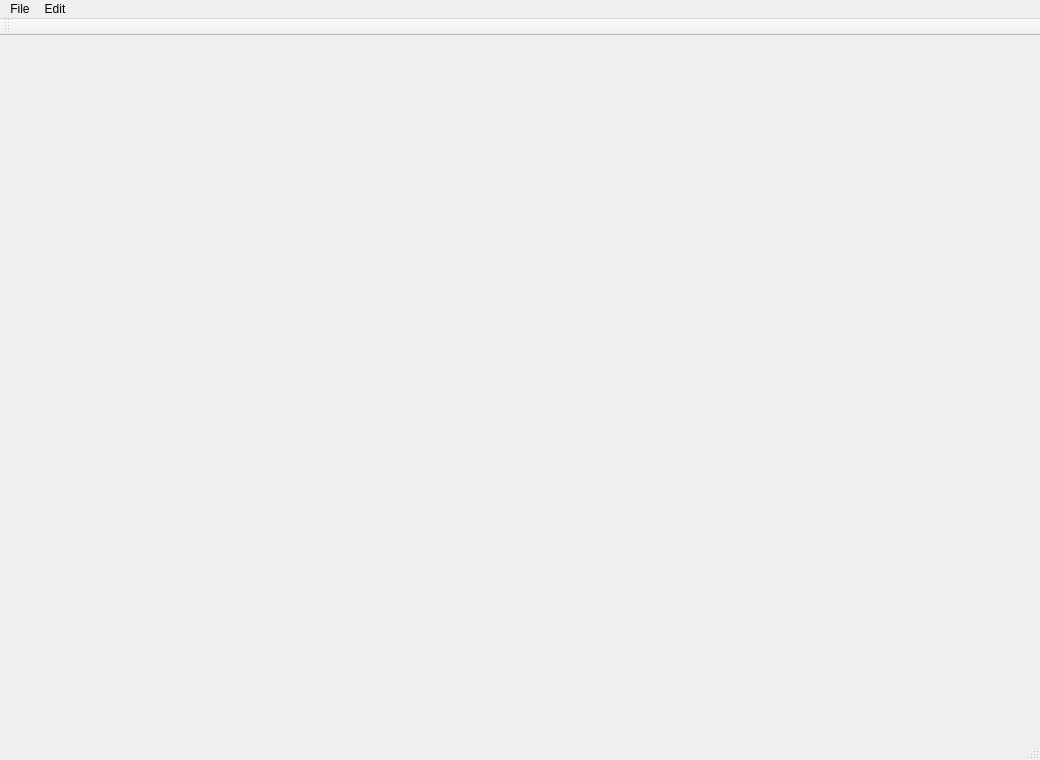
First picture: the form in main_form.ui, repository Nick2304/ZaGRAN, before the edit.
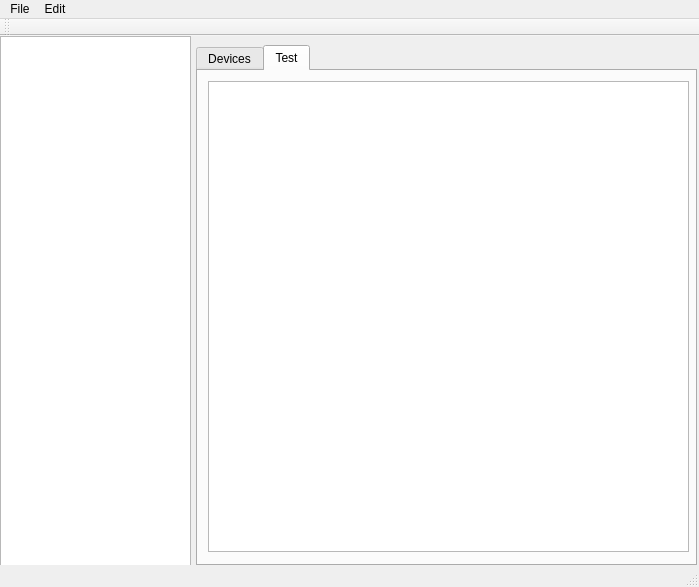
Second picture: the form after the edit.

Commit message: [cng]  start GUI

```diff
--- a/main_form.ui
+++ b/main_form.ui
@@ -6,8 +6,8 @@
    <rect>
     <x>0</x>
     <y>0</y>
-    <width>1040</width>
-    <height>760</height>
+    <width>699</width>
+    <height>587</height>
    </rect>
   </property>
   <property name="mouseTracking">
@@ -16,13 +16,67 @@
   <property name="windowTitle">
    <string notr="true">ZaGRAN</string>
   </property>
-  <widget class="QWidget" name="centralwidget"/>
+  <widget class="QWidget" name="centralwidget">
+   <widget class="QListView" name="listView">
+    <property name="geometry">
+     <rect>
+      <x>0</x>
+      <y>0</y>
+      <width>191</width>
+      <height>531</height>
+     </rect>
+    </property>
+   </widget>
+   <widget class="QTabWidget" name="tabWidget">
+    <property name="geometry">
+     <rect>
+      <x>196</x>
+      <y>9</y>
+      <width>501</width>
+      <height>521</height>
+     </rect>
+    </property>
+    <property name="currentIndex">
+     <number>1</number>
+    </property>
+    <widget class="QWidget" name="Devices">
+     <attribute name="title">
+      <string>Devices</string>
+     </attribute>
+     <widget class="QTableView" name="table_devices">
+      <property name="geometry">
+       <rect>
+        <x>10</x>
+        <y>10</y>
+        <width>471</width>
+        <height>421</height>
+       </rect>
+      </property>
+     </widget>
+    </widget>
+    <widget class="QWidget" name="Test">
+     <attribute name="title">
+      <string>Test</string>
+     </attribute>
+     <widget class="QTableView" name="table_test">
+      <property name="geometry">
+       <rect>
+        <x>10</x>
+        <y>10</y>
+        <width>481</width>
+        <height>471</height>
+       </rect>
+      </property>
+     </widget>
+    </widget>
+   </widget>
+  </widget>
   <widget class="QMenuBar" name="menubar">
    <property name="geometry">
     <rect>
      <x>0</x>
      <y>0</y>
-     <width>1040</width>
+     <width>699</width>
      <height>21</height>
     </rect>
    </property>
```
